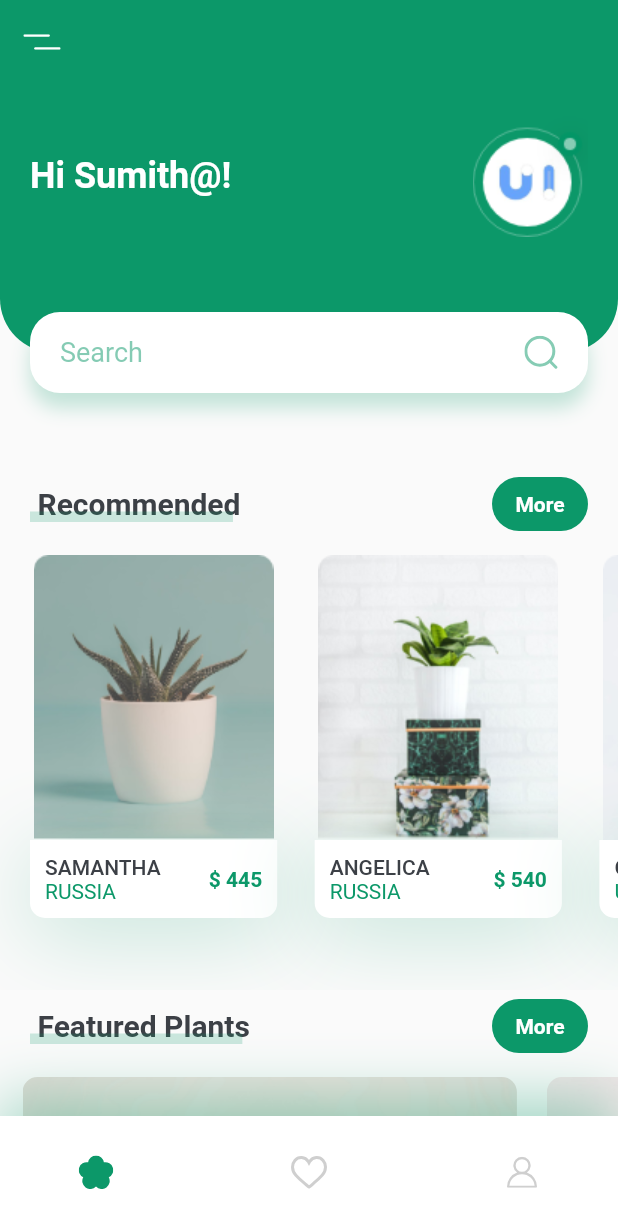
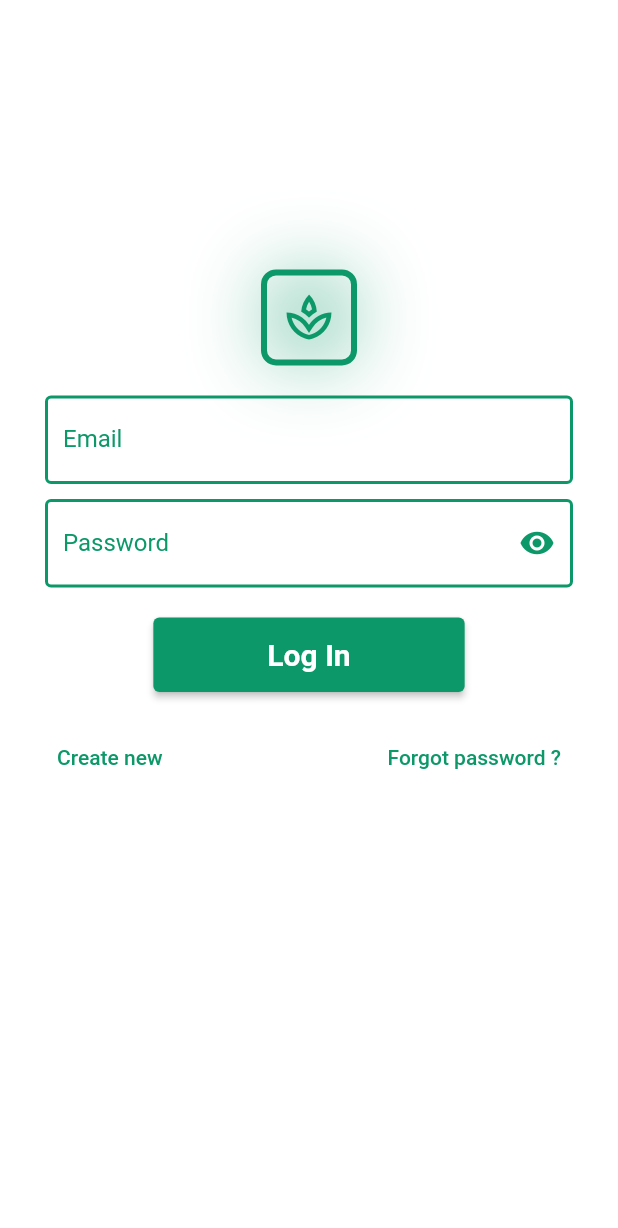
Before and after one commit to Pacasian/Plant_Application_UI, a Flutter app: the screen it shows after launch, on a phone screen of 412 x 824 dp. Shown: the top 1228 px of the screen. Run offline on Flutter 3.47's test engine with Material 2 defaults, Android fonts, the phone set to English and light mode, and no system bars; our stand-ins replace flutter_svg, form_field_validator, get.

Commit message:
Fourth commit __by Sumith

```diff
--- a/lib/BodyHome/recommend_plant_card.dart
+++ b/lib/BodyHome/recommend_plant_card.dart
@@ -1,4 +1,5 @@
 import 'package:flutter/material.dart';
+import 'package:plant_sumith_project/BodyHome/newtork_image_recommend_plant_card.dart';
 import '../constrants.dart';
 
 class RecommendPlantCard extends StatelessWidget {
@@ -18,6 +19,7 @@ class RecommendPlantCard extends StatelessWidget {
   @override
   Widget build(BuildContext context) {
     Size size = MediaQuery.of(context).size;
+    // print(image);
     return Container(
       margin: const EdgeInsets.only(
         left: kDefaultPadding,
@@ -28,7 +30,11 @@ class RecommendPlantCard extends StatelessWidget {
       width: size.width * 0.4,
       child: Column(
         children: [
-          Image.asset(image),
+          // Image.asset(image),
+          // NetworkImageRecommendPlant(
+          //   imgUrl: image,
+          // ),
+          Image.network(image),
           GestureDetector(
             onTap: press,
             child: Container(
--- a/lib/BodyHome/recommended_listview_card.dart
+++ b/lib/BodyHome/recommended_listview_card.dart
@@ -1,21 +1,23 @@
 import 'package:flutter/material.dart';
 import 'package:plant_sumith_project/BodyHome/recommend_plant_card.dart';
 import 'package:plant_sumith_project/DetailsPage/details_home.dart';
+import 'package:plant_sumith_project/Model/model_class.dart';
 import '../constrants.dart';
 
 class RecommendedListViewCard extends StatelessWidget {
   const RecommendedListViewCard({
     Key? key,
-    required this.imageList,
-    required this.titleList,
-    required this.priceList,
-    required this.countryList,
+    required this.resVal,
+    // required this.imageList,
+    // required this.titleList,
+    // required this.priceList,
+    // required this.countryList,
   }) : super(key: key);
-
-  final List<String> imageList;
-  final List<String> titleList;
-  final List<int> priceList;
-  final List<String> countryList;
+  final List<RecommendPlant>? resVal;
+  // final List<String> imageList;
+  // final List<String> titleList;
+  // final List<int> priceList;
+  // final List<String> countryList;
 
   @override
   Widget build(BuildContext context) {
@@ -24,12 +26,12 @@ class RecommendedListViewCard extends StatelessWidget {
       child: ListView.builder(
         shrinkWrap: true,
         scrollDirection: Axis.horizontal,
-        itemCount: imageList.length,
+        itemCount: resVal!.length,
         itemBuilder: (BuildContext context, int index) => RecommendPlantCard(
-          image: imageList[index],
-          title: titleList[index],
-          price: priceList[index],
-          country: countryList[index],
+          image: resVal![index].image,
+          title: resVal![index].title,
+          price: resVal![index].price,
+          country: resVal![index].country,
           press: () {
             // ignore: avoid_print
             print("Working\nMoving to Details Page with Index $index");
--- a/lib/BodyHome/titile_home_healine_with_search.dart
+++ b/lib/BodyHome/titile_home_healine_with_search.dart
@@ -7,9 +7,11 @@ class HeadlineWithSearch extends StatelessWidget {
   const HeadlineWithSearch({
     Key? key,
     required this.size,
+    required this.userName_fromBody,
   }) : super(key: key);
 
   final Size size;
+  final String userName_fromBody;
 
   @override
   Widget build(BuildContext context) {
@@ -35,7 +37,7 @@ class HeadlineWithSearch extends StatelessWidget {
             child: Row(
               children: <Widget>[
                 Text(
-                  'Hi Sumith@! ',
+                  userName_fromBody.isEmpty ? 'Hi Sumith@! ' : 'Hi ${userName_fromBody.toUpperCase()}@!',
                   style: Theme.of(context).textTheme.headline5!.copyWith(
                         color: Colors.white,
                         fontWeight: FontWeight.bold,
--- /dev/null
+++ b/lib/LoginAndRegister/login_body1.dart
@@ -0,0 +1,59 @@
+import 'package:flutter/material.dart';
+import 'package:plant_sumith_project/LoginAndRegister/login_form_data1.dart';
+
+import '../constrants.dart';
+
+class LoginBodyData extends StatefulWidget {
+  const LoginBodyData({Key? key}) : super(key: key);
+
+  @override
+  _LoginBodyDataState createState() => _LoginBodyDataState();
+}
+
+class _LoginBodyDataState extends State<LoginBodyData> {
+  @override
+  Widget build(BuildContext context) {
+    Size size = MediaQuery.of(context).size;
+    return SingleChildScrollView(
+      child: SizedBox(
+        height: size.height,
+        child: Column(
+          mainAxisSize: MainAxisSize.min,
+          children: [
+            SizedBox(
+              height: size.height * 0.15,
+            ),
+            IconLoginPage(),
+            LoginFormDatas(),
+          ],
+        ),
+      ),
+    );
+  }
+}
+
+Widget IconLoginPage() {
+  return Container(
+    height: 64,
+    width: 64,
+    child: const Icon(
+      Icons.spa_outlined,
+      size: 36,
+      color: kPrimaryColor,
+    ),
+    decoration: BoxDecoration(
+        // color: Colors.red,
+        borderRadius: BorderRadius.circular(10),
+        border: Border.all(
+          color: kPrimaryColor,
+          width: 4,
+        ),
+        boxShadow: [
+          BoxShadow(
+            color: kPrimaryColor.withOpacity(0.38),
+            offset: const Offset(0, 0),
+            blurRadius: 42,
+          )
+        ]),
+  );
+}
--- /dev/null
+++ b/lib/LoginAndRegister/login_form_data1.dart
@@ -0,0 +1,204 @@
+import 'dart:convert';
+
+import 'package:flutter/cupertino.dart';
+import 'package:flutter/material.dart';
+import 'package:form_field_validator/form_field_validator.dart';
+import 'package:plant_sumith_project/home_screen.dart';
+
+import '../constrants.dart';
+import 'package:http/http.dart' as http;
+
+class LoginFormDatas extends StatefulWidget {
+  const LoginFormDatas({Key? key}) : super(key: key);
+
+  @override
+  _LoginFormDatasState createState() => _LoginFormDatasState();
+}
+
+class _LoginFormDatasState extends State<LoginFormDatas> {
+  final _emailValidator = TextEditingController();
+  final _passwordValidator = TextEditingController();
+
+  Future<String?> attemptLogIn(String username, String password) async {
+    var res = await http
+        .post(Uri.parse('http://192.168.1.102:3000/api/v1/logging'), body: {"name": username, "password": password});
+    if (res.statusCode == 200) return res.body;
+    return null;
+  }
+
+  void displayDialog(context, title, text) => showDialog(
+        context: context,
+        builder: (context) => AlertDialog(
+          title: Text(title),
+          content: Text(text),
+          actions: [
+            TextButton(
+              onPressed: () {
+                Navigator.pop(context);
+              },
+              child: const Text("Cancel"),
+            ),
+          ],
+        ),
+      );
+  bool _showPassword = true;
+  @override
+  Widget build(BuildContext context) {
+    return Expanded(
+      flex: 3,
+      child: Container(
+        padding: const EdgeInsets.symmetric(
+          horizontal: kDefaultPadding * 1.5,
+          vertical: kDefaultPadding * 1,
+        ),
+        child: Column(
+          children: [
+            TextFormField(
+              controller: _emailValidator,
+              decoration: const InputDecoration(
+                focusedBorder: OutlineInputBorder(
+                  borderSide: BorderSide(
+                    color: Colors.grey,
+                    width: 2,
+                  ),
+                ),
+                enabledBorder: OutlineInputBorder(
+                  borderSide: BorderSide(
+                    color: kPrimaryColor,
+                    width: 2,
+                  ),
+                ),
+                labelText: "Email",
+                labelStyle: TextStyle(
+                  color: kPrimaryColor,
+                ),
+                hintText: "Enter a valid email ",
+              ),
+              validator: MultiValidator(
+                [
+                  RequiredValidator(errorText: "* Required"),
+                  EmailValidator(errorText: "* Enter valid Email"),
+                ],
+              ),
+            ),
+            const SizedBox(
+              height: 10,
+            ),
+            TextFormField(
+              controller: _passwordValidator,
+              obscureText: !_showPassword,
+              decoration: InputDecoration(
+                suffixIcon: GestureDetector(
+                  onTap: () {
+                    setState(() {
+                      _showPassword = !_showPassword;
+                    });
+                  },
+                  child: Icon(
+                    _showPassword ? Icons.visibility : Icons.visibility_off,
+                    color: kPrimaryColor,
+                  ),
+                ),
+                focusedBorder: const OutlineInputBorder(
+                  borderSide: BorderSide(
+                    color: Colors.grey,
+                    width: 2,
+                  ),
+                ),
+                enabledBorder: const OutlineInputBorder(
+                  borderSide: BorderSide(
+                    color: kPrimaryColor,
+                    width: 2,
+                  ),
+                ),
+                labelText: "Password",
+                labelStyle: const TextStyle(
+                  color: kPrimaryColor,
+                ),
+                hintText: "Enter the Password",
+              ),
+              validator: MultiValidator([
+                RequiredValidator(errorText: "* Required"),
+                MinLengthValidator(6, errorText: "Password should be atleast 6 characters"),
+                MaxLengthValidator(15, errorText: "Password should not be greater than 15 characters"),
+              ]),
+            ),
+            Padding(
+              padding: const EdgeInsets.only(
+                top: kDefaultPadding,
+                bottom: kDefaultPadding,
+              ),
+              child: ElevatedButton(
+                onPressed: () async {
+                  if (_emailValidator.text.isNotEmpty && _passwordValidator.text.isNotEmpty) {
+                    print("hai");
+                    var responseLogin = await attemptLogIn(_emailValidator.text, _passwordValidator.text);
+
+                    if (responseLogin != null) {
+                      var st = json.decode(responseLogin);
+                      // print(st['name']);
+                      Navigator.push(
+                        context,
+                        MaterialPageRoute(
+                          builder: (BuildContext context) => new Homescreen(st['name'].toString()),
+                        ),
+                      );
+                    } else {
+                      print("Error data val");
+                      displayDialog(context, "Invalid Login Request", 'Recheck the input credientials ');
+                    }
+                  } else {
+                    print("Invalid\n");
+                    displayDialog(context, "Invalid Login Request", 'Null have detected!.');
+                  }
+                },
+                style: ButtonStyle(backgroundColor: MaterialStateColor.resolveWith((states) => kPrimaryColor)),
+                child: Padding(
+                  padding: const EdgeInsets.symmetric(
+                    horizontal: kDefaultPadding * 3,
+                    vertical: kDefaultPadding / 1.5,
+                  ),
+                  child: Text(
+                    "Log In",
+                    style: Theme.of(context).textTheme.button!.copyWith(
+                          color: Colors.white,
+                          fontSize: 20,
+                          fontWeight: FontWeight.bold,
+                        ),
+                  ),
+                ),
+              ),
+            ),
+            Row(
+              children: [
+                TextButton(
+                  onPressed: () {
+                    print("Working progress Create new");
+                  },
+                  child: Text(
+                    "Create new",
+                    style: Theme.of(context).textTheme.button!.copyWith(
+                          color: kPrimaryColor,
+                        ),
+                  ),
+                ),
+                Spacer(),
+                TextButton(
+                  onPressed: () {
+                    print("Working progress forgot password");
+                  },
+                  child: Text(
+                    "Forgot password ?",
+                    style: Theme.of(context).textTheme.button!.copyWith(
+                          color: kPrimaryColor,
+                        ),
+                  ),
+                ),
+              ],
+            )
+          ],
+        ),
+      ),
+    );
+  }
+}
--- /dev/null
+++ b/lib/LoginAndRegister/login_screen1.dart
@@ -0,0 +1,23 @@
+import 'package:flutter/material.dart';
+import 'package:plant_sumith_project/LoginAndRegister/login_body1.dart';
+
+class LoginScreenData extends StatefulWidget {
+  const LoginScreenData({Key? key}) : super(key: key);
+
+  @override
+  _LoginScreenDataState createState() => _LoginScreenDataState();
+}
+
+class _LoginScreenDataState extends State<LoginScreenData> {
+  @override
+  Widget build(BuildContext context) {
+    return Scaffold(
+      backgroundColor: Colors.white,
+      appBar: AppBar(
+        elevation: 0,
+        backgroundColor: Colors.white,
+      ),
+      body: LoginBodyData(),
+    );
+  }
+}
--- a/lib/home_screen.dart
+++ b/lib/home_screen.dart
@@ -4,15 +4,41 @@ import 'package:plant_sumith_project/body.dart';
 import 'package:plant_sumith_project/constrants.dart';
 
 class Homescreen extends StatelessWidget {
+  Homescreen(this.userName);
+  final String userName;
+  //
+  // static const snackBarDuration = Duration(seconds: 3);
+  // //
+  // final snackBar = SnackBar(
+  //   content: Text('Press back again to leave'),
+  //   duration: snackBarDuration,
+  // );
+
+  //
   @override
   Widget build(BuildContext context) {
     return Scaffold(
       appBar: buildAppBar(),
-      body: Body(),
+      body: Body(userName),
       bottomNavigationBar: const BottomNavHome(),
     );
   }
 
+//   Future<bool> handleWillPop(BuildContext context) async {
+//     DateTime backButtonPressTime;
+//     final now = DateTime.now();
+//     final backButtonHasNotBeenPressedOrSnackBarHasBeenClosed =
+//         now.difference(backButtonPressTime) > snackBarDuration;
+//
+//     if (backButtonHasNotBeenPressedOrSnackBarHasBeenClosed) {
+//       backButtonPressTime = now;
+//       Scaffold.of(context).showSnackBar(snackBar);
+//       return false;
+//     }
+//
+//     return true;
+//   }
+// }
   AppBar buildAppBar() {
     return AppBar(
       elevation: 0.0,
--- a/lib/main.dart
+++ b/lib/main.dart
@@ -1,10 +1,16 @@
 import 'package:flutter/material.dart';
+
+import 'package:plant_sumith_project/LoginAndRegister/login_screen1.dart';
 import 'package:plant_sumith_project/constrants.dart';
 import 'package:plant_sumith_project/home_screen.dart';
+// import 'package:plant_sumith_project/sampleWork/sample.dart';
+// import 'package:plant_sumith_project/sampleWork/sample_1.dart';
 
 void main() {
   runApp(const MyApp());
 }
+
+const SERVER_URL = '117.193.37.61';
 
 class MyApp extends StatelessWidget {
   const MyApp({Key? key}) : super(key: key);
@@ -22,7 +28,9 @@ class MyApp extends StatelessWidget {
             ),
         visualDensity: VisualDensity.adaptivePlatformDensity,
       ),
-      home: Homescreen(),
+      // home: PeriodicRequester(),
+      home: LoginScreenData(),
+      // home: Homescreen(),
     );
   }
 }
--- a/pubspec.yaml
+++ b/pubspec.yaml
@@ -35,6 +35,10 @@ dependencies:
   # Use with the CupertinoIcons class for iOS style icons.
   cupertino_icons: ^1.0.2
   flutter_svg: ^0.22.0
+  form_field_validator: ^1.1.0
+  get: ^4.1.4
+  http: ^0.13.3
+#  form_field_validator: ^1.0.1
 
 dev_dependencies:
   flutter_test:
```
Also changed, not shown: lib/BodyHome/newtork_image_recommend_plant_card.dart (added, +23 -0 lines), lib/Model/model_class.dart (added, +46 -0 lines), lib/body.dart (+36 -3 lines), lib/sampleWork_delete_after_work/model_controller.dart (added, +37 -0 lines), lib/sampleWork_delete_after_work/remote_services.dart (added, +15 -0 lines), lib/sampleWork_delete_after_work/sample.dart (added, +113 -0 lines), lib/sampleWork_delete_after_work/sample_1.dart (added, +76 -0 lines), lib/sampleWork_delete_after_work/traditional_controller.dart (added, +25 -0 lines), pubspec.lock.
